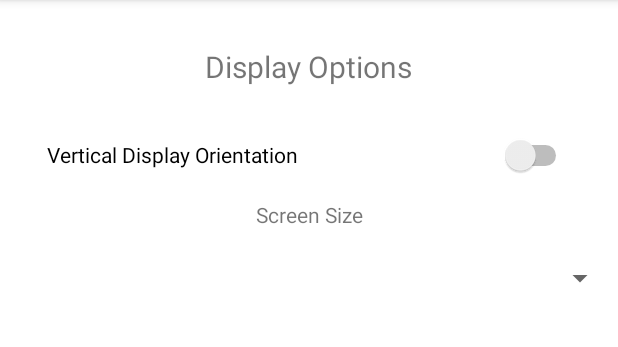
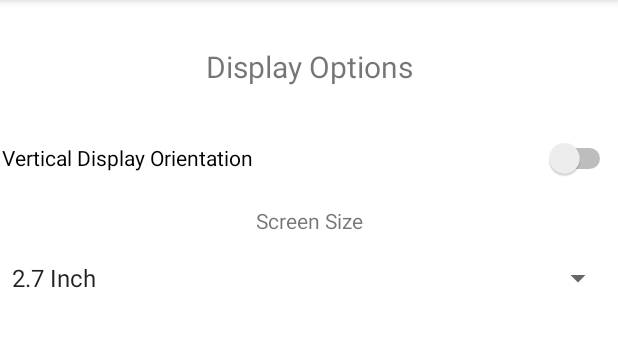
Before and after one commit to Jgriffiths92/Open_E-Reloading-Assistant, an Android app: the fragment SettingsFragment shown on its own in the app's theme, on a phone screen of 412 x 824 dp, the part 84-431 px from its top. Run offline under Robolectric (Android 15) with nearby library versions, the phone set to English and light mode, and no system bars.

Commit message:
Minor tweaks on Settings Page

```diff
--- a/app/src/main/java/com/example/opene_dope/ui/settings/SettingsViewModel.kt
+++ b/app/src/main/java/com/example/opene_dope/ui/settings/SettingsViewModel.kt
@@ -9,6 +9,7 @@ class SettingsViewModel : ViewModel() {
     private val _text = MutableLiveData<String>().apply {
         value = "Display Options"
     }
+
     val text: LiveData<String> = _text
 
 }
--- a/app/src/main/res/layout/fragment_settings.xml
+++ b/app/src/main/res/layout/fragment_settings.xml
@@ -9,7 +9,7 @@
 
     <TextView
         android:id="@+id/text_settings"
-        android:layout_width="320dp"
+        android:layout_width="409dp"
         android:layout_height="57dp"
         android:layout_marginTop="16dp"
         android:gravity="center"
@@ -27,8 +27,8 @@
 
     <Switch
         android:id="@+id/Vertical_Orientation_Switch"
-        android:layout_width="350dp"
-        android:layout_height="60dp"
+        android:layout_width="409dp"
+        android:layout_height="64dp"
         android:text="@string/vertical_display_orientation"
         android:textOff="@string/horizontal_display_orientation"
         android:textOn="@string/vertical_display_orientation"
@@ -36,11 +36,11 @@
         app:layout_constraintStart_toStartOf="parent"
         app:layout_constraintTop_toBottomOf="@+id/text_settings"
         tools:checked="true"
-        tools:ignore="UseSwitchCompatOrMaterialXml,VisualLintButtonSize" />
+        tools:ignore="UseSwitchCompatOrMaterialXml,VisualLintButtonSize,VisualLintBounds" />
 
     <TextView
         android:id="@+id/screen_size"
-        android:layout_width="223dp"
+        android:layout_width="409dp"
         android:layout_height="24dp"
         android:text="@string/screen_size"
         android:textAlignment="center"
@@ -53,11 +53,13 @@
         android:id="@+id/settings_screen_size_spinner"
         android:layout_width="409dp"
         android:layout_height="wrap_content"
-        android:layout_marginTop="28dp"
+        android:dropDownWidth="wrap_content"
+        android:entries="@array/screen_size_options"
         android:minHeight="48dp"
         android:saveEnabled="true"
         app:layout_constraintEnd_toEndOf="parent"
+        app:layout_constraintHorizontal_bias="0.0"
         app:layout_constraintStart_toStartOf="parent"
-        app:layout_constraintTop_toTopOf="@+id/screen_size" />
+        app:layout_constraintTop_toBottomOf="@+id/screen_size" />
 
 </androidx.constraintlayout.widget.ConstraintLayout>
```
